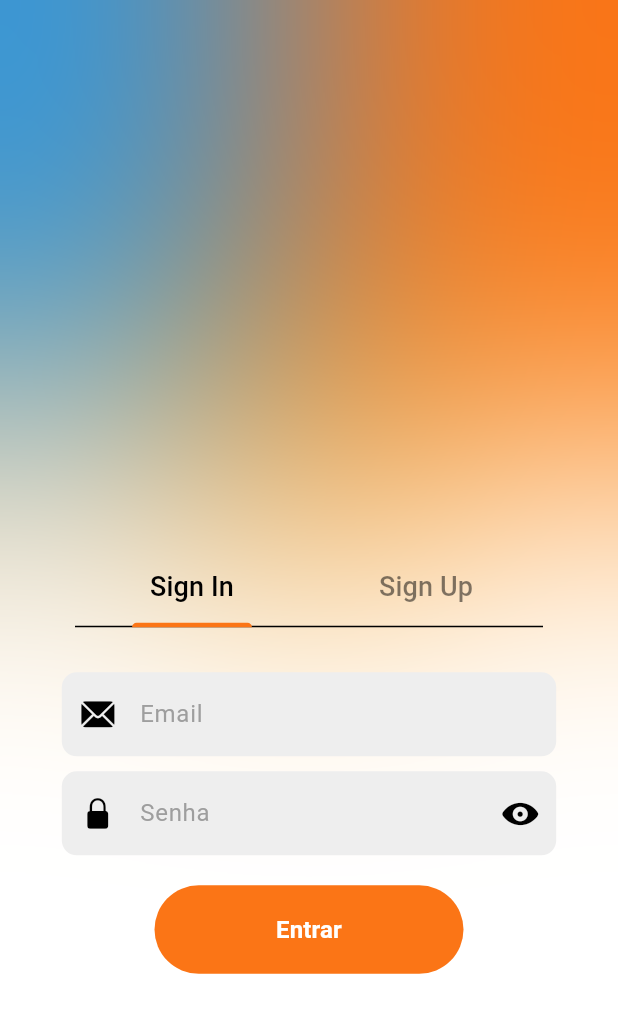
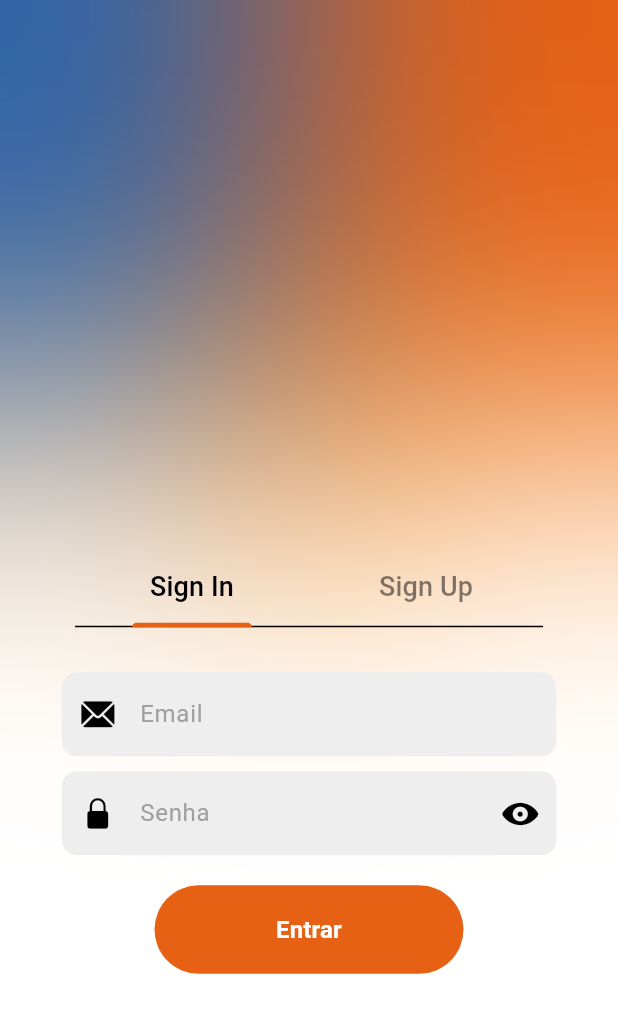
Before and after one commit to p3dru/LocApp, a Flutter app: the screen it shows after launch, on a phone screen of 412 x 824 dp. Shown: the top 1013 px of the screen. Run offline on Flutter 3.47's test engine with Material 3 defaults, Android fonts, the phone set to English and light mode, and no system bars.

Commit message:
Atualização das telas de login e cadastro

```diff
--- a/frontend/lib/main.dart
+++ b/frontend/lib/main.dart
@@ -16,13 +16,13 @@ class MainApp extends StatelessWidget {
       title: 'Locapp',
       theme: ThemeData(
         colorScheme: const ColorScheme.light(
-          background: Colors.white,
-          onBackground: Colors.black,
-          primary: Color.fromARGB(255, 251, 117, 22),
+          surface: Colors.white,
+          onSurface: Colors.black,
+          primary: Color.fromARGB(255, 230, 97, 20),
           onPrimary: Colors.black,
-          secondary: Color.fromARGB(255, 52, 152, 219),
+          secondary: Color.fromARGB(255, 42, 101, 173),
           onSecondary: Colors.white,
-          tertiary: Color.fromARGB(255, 250, 156, 22),
+          tertiary: Color.fromARGB(255, 255, 167, 66),
           error: Colors.red,
           outline: Color(0xFF424242)
         ),
@@ -30,9 +30,9 @@ class MainApp extends StatelessWidget {
       debugShowCheckedModeBanner: false,
       initialRoute: '/',
       routes: {
-        '/': (context) => WelcomeScreen(),
-        '/home': (context) => HomePage(),
-        '/config': (context) => ConfigPage(),
+        '/': (context) => const WelcomeScreen(),
+        '/home': (context) => const HomePage(),
+        '/config': (context) => const ConfigPage(),
       }
     );
   }
--- a/frontend/lib/screens/auth/sign_in.dart
+++ b/frontend/lib/screens/auth/sign_in.dart
@@ -67,7 +67,7 @@ class _SigInScreenState extends State<SigInScreen> {
               onPressed:() {
                 Navigator.push(
                   context,
-                  MaterialPageRoute(builder: (context) => HomePage()),
+                  MaterialPageRoute(builder: (context) => const HomePage()),
                   );
               },
               style: TextButton.styleFrom(
--- a/frontend/lib/screens/auth/welcome_screen.dart
+++ b/frontend/lib/screens/auth/welcome_screen.dart
@@ -26,7 +26,7 @@ class _WelcomeScreenState extends State<WelcomeScreen> with TickerProviderStateM
   @override
   Widget build(BuildContext context) {
     return Scaffold(
-      backgroundColor: Theme.of(context).colorScheme.background,
+      backgroundColor: Theme.of(context).colorScheme.surface,
       body: SingleChildScrollView(
         child: SizedBox(
           height: MediaQuery.of(context).size.height,
@@ -78,11 +78,11 @@ class _WelcomeScreenState extends State<WelcomeScreen> with TickerProviderStateM
                     child: Column(
                       children: [
                         Padding(
-                          padding: EdgeInsets.symmetric(horizontal: 50.0),
+                          padding: const EdgeInsets.symmetric(horizontal: 50.0),
                           child: TabBar(
                             controller: tabController,
-                            unselectedLabelColor: Theme.of(context).colorScheme.onBackground.withOpacity(0.5),
-                            labelColor: Theme.of(context).colorScheme.onBackground,
+                            unselectedLabelColor: Theme.of(context).colorScheme.onSurface.withOpacity(0.5),
+                            labelColor: Theme.of(context).colorScheme.onSurface,
                             tabs: const [
                               Padding(
                                 padding: EdgeInsets.all(12.0),
@@ -108,7 +108,7 @@ class _WelcomeScreenState extends State<WelcomeScreen> with TickerProviderStateM
                           Expanded(
                             child: TabBarView(
                               controller: tabController,
-                              children: [
+                              children: const [
                                 SigInScreen(),
                                 SignUp(),
                               ],
--- a/frontend/lib/screens/config.dart
+++ b/frontend/lib/screens/config.dart
@@ -14,16 +14,16 @@ class _ConfigPageState extends State<ConfigPage> {
   Widget build(BuildContext context) {
     return Scaffold(
       appBar: AppBar(
-        title: Text(
+        title: const Text(
           'Configurações',
           style: TextStyle(color: Colors.white),
         ),
         backgroundColor: Theme.of(context).colorScheme.primary,
       ),
-      body: SingleChildScrollView(
+      body: const SingleChildScrollView(
         child: Text('ConfigPage'),
       ),
-      bottomNavigationBar: BottomNavigation(),
+      bottomNavigationBar: const BottomNavigation(),
     );
   }
 }
```
Also changed, not shown: frontend/lib/screens/auth/sign_up.dart (+26 -1 lines).
